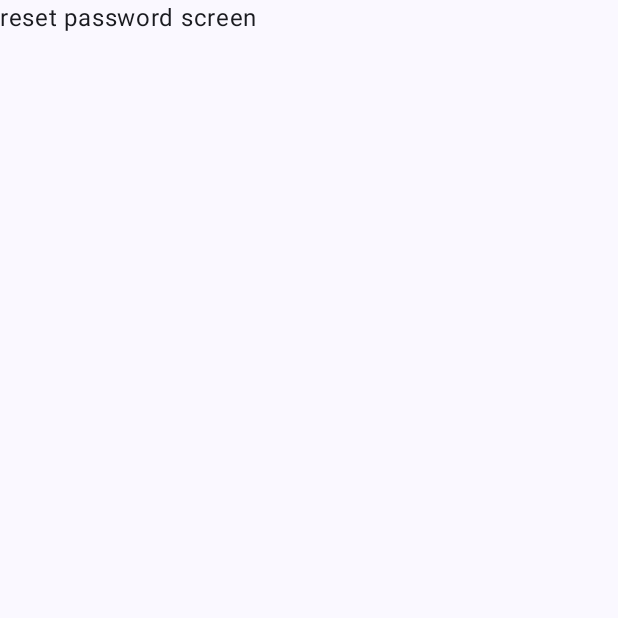
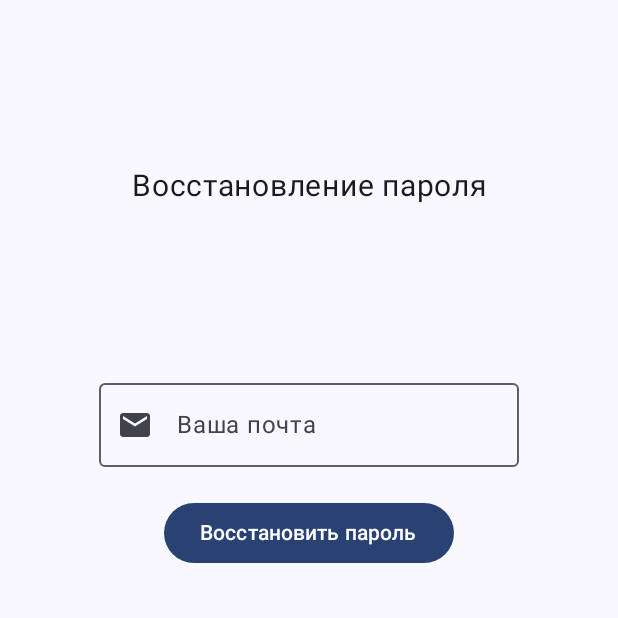
Before and after one commit to kiryuha21/JobSearchPlatformClient, an Android app built with Jetpack Compose: the screen it shows after launch (MainActivity), after a tap on "Восстановить пароль", on a phone screen of 412 x 824 dp, the top half of it. Run offline under Robolectric (Android 15) with nearby library versions, the phone set to English and light mode, and no system bars.

Commit message:
save before navgraph change

```diff
--- a/app/src/main/AndroidManifest.xml
+++ b/app/src/main/AndroidManifest.xml
@@ -2,6 +2,7 @@
 <manifest xmlns:android="http://schemas.android.com/apk/res/android"
     xmlns:tools="http://schemas.android.com/tools">
 
+    <uses-permission android:name="android.permission.ACCESS_NETWORK_STATE" />
     <uses-permission android:name="android.permission.INTERNET" />
     <application
         android:allowBackup="true"
--- /dev/null
+++ b/app/src/main/java/com/kiryuha21/jobsearchplatformclient/ui/components/ErrorComponent.kt
@@ -0,0 +1,35 @@
+package com.kiryuha21.jobsearchplatformclient.ui.components
+
+import androidx.compose.foundation.Image
+import androidx.compose.foundation.layout.Column
+import androidx.compose.material3.Button
+import androidx.compose.material3.Text
+import androidx.compose.runtime.Composable
+import androidx.compose.ui.Alignment
+import androidx.compose.ui.Modifier
+import androidx.compose.ui.graphics.vector.ImageVector
+
+@Composable
+fun ErrorComponent(image: ImageVector, text: String, modifier: Modifier = Modifier) {
+    Column(modifier = modifier, horizontalAlignment = Alignment.CenterHorizontally) {
+        Image(imageVector = image, contentDescription = text)
+        Text(text = text)
+    }
+}
+
+@Composable
+fun FixableErrorComponent(
+    errorImage: ImageVector,
+    text: String,
+    fixImage: ImageVector,
+    fixFunction: () -> Unit,
+    modifier: Modifier = Modifier
+) {
+    Column(modifier = modifier, horizontalAlignment = Alignment.CenterHorizontally) {
+        Image(imageVector = errorImage, contentDescription = text)
+        Text(text = text)
+        Button(onClick = fixFunction) {
+            Image(imageVector = fixImage, contentDescription = "fix")
+        }
+    }
+}
--- a/app/src/main/java/com/kiryuha21/jobsearchplatformclient/ui/components/ResetPasswordComponent.kt
+++ b/app/src/main/java/com/kiryuha21/jobsearchplatformclient/ui/components/ResetPasswordComponent.kt
@@ -1,8 +1,28 @@
 package com.kiryuha21.jobsearchplatformclient.ui.components
 
+import androidx.compose.foundation.layout.Arrangement
+import androidx.compose.foundation.layout.Column
+import androidx.compose.foundation.layout.padding
+import androidx.compose.material.icons.Icons
+import androidx.compose.material.icons.filled.Email
 import androidx.compose.runtime.Composable
+import androidx.compose.ui.Alignment
+import androidx.compose.ui.Modifier
+import androidx.compose.ui.unit.dp
 
 @Composable
-fun ResetPasswordComponent() {
+fun ResetPasswordForm(onReset: () -> Unit, modifier: Modifier = Modifier) {
+    Column(
+        modifier = modifier,
+        horizontalAlignment = Alignment.CenterHorizontally,
+        verticalArrangement = Arrangement.Top
+    ) {
+        DefaultTextField(icon = Icons.Filled.Email, placeholder = "Ваша почта")
+        DefaultButton(
+            text = "Восстановить пароль",
+            onClick = onReset,
+            modifier = Modifier.padding(top = 20.dp)
+        )
+    }
 
 }
--- a/app/src/main/java/com/kiryuha21/jobsearchplatformclient/ui/components/TextFields.kt
+++ b/app/src/main/java/com/kiryuha21/jobsearchplatformclient/ui/components/TextFields.kt
@@ -1,5 +1,6 @@
 package com.kiryuha21.jobsearchplatformclient.ui.components
 
+import androidx.compose.foundation.layout.Box
 import androidx.compose.foundation.text.KeyboardOptions
 import androidx.compose.material.icons.Icons
 import androidx.compose.material.icons.filled.Visibility
@@ -13,11 +14,28 @@ import androidx.compose.runtime.getValue
 import androidx.compose.runtime.mutableStateOf
 import androidx.compose.runtime.remember
 import androidx.compose.runtime.setValue
+import androidx.compose.ui.Alignment
 import androidx.compose.ui.Modifier
 import androidx.compose.ui.graphics.vector.ImageVector
+import androidx.compose.ui.text.font.FontFamily
 import androidx.compose.ui.text.input.KeyboardType
 import androidx.compose.ui.text.input.PasswordVisualTransformation
 import androidx.compose.ui.text.input.VisualTransformation
+import androidx.compose.ui.unit.sp
+
+@Composable
+fun Title(text: String, modifier: Modifier = Modifier) {
+    Box(
+        contentAlignment = Alignment.Center,
+        modifier = modifier
+    ) {
+        Text(
+            text = text,
+            fontFamily = FontFamily.SansSerif,
+            fontSize = 20.sp
+        )
+    }
+}
 
 @Composable
 fun DefaultTextField(icon: ImageVector, placeholder: String, modifier: Modifier = Modifier) {
@@ -31,7 +49,7 @@ fun DefaultTextField(icon: ImageVector, placeholder: String, modifier: Modifier
         label = { Text(placeholder) },
         leadingIcon = { Icon(imageVector = icon, contentDescription = "icon") },
         onValueChange = { text = it },
-        placeholder = { Text(text=placeholder) },
+        placeholder = { Text(text = placeholder) },
     )
 }
 
@@ -45,7 +63,7 @@ fun PasswordTextField(icon: ImageVector, placeholder: String, modifier: Modifier
         modifier = modifier,
         label = { Text(placeholder) },
         onValueChange = { text = it },
-        placeholder = { Text(text=placeholder) },
+        placeholder = { Text(text = placeholder) },
         leadingIcon = { Icon(imageVector = icon, contentDescription = "icon") },
         keyboardOptions = KeyboardOptions(keyboardType = KeyboardType.Password),
         visualTransformation = if (visible) VisualTransformation.None else PasswordVisualTransformation(),
--- /dev/null
+++ b/app/src/main/java/com/kiryuha21/jobsearchplatformclient/ui/contract/AuthContract.kt
@@ -0,0 +1,25 @@
+package com.kiryuha21.jobsearchplatformclient.ui.contract
+
+import com.kiryuha21.jobsearchplatformclient.ui.viewmodel.ViewIntent
+import com.kiryuha21.jobsearchplatformclient.ui.viewmodel.ViewState
+
+class AuthContract {
+    sealed class AuthState: ViewState {
+        object Loading: AuthState()
+        object InternetError: AuthState()
+        object OnLogIn: AuthState()
+        object OnSignUp: AuthState()
+        object OnResetPassword: AuthState()
+    }
+
+    sealed class AuthIntent: ViewIntent {
+        object NavigateToLogin: AuthIntent()
+        data class LogIn(val login: String, val password: String) : AuthIntent()
+
+        object NavigateToResetPassword: AuthIntent()
+        data class ResetPassword(val login: String) : AuthIntent()
+
+        object NavigateToSignUp: AuthIntent()
+        data class SignUp(val login: String, val password: String) : AuthIntent()
+    }
+}
--- a/app/src/main/java/com/kiryuha21/jobsearchplatformclient/ui/navigation/NavigationController.kt
+++ b/app/src/main/java/com/kiryuha21/jobsearchplatformclient/ui/navigation/NavigationController.kt
@@ -9,6 +9,7 @@ import com.kiryuha21.jobsearchplatformclient.ui.screens.HomeScreen
 import com.kiryuha21.jobsearchplatformclient.ui.screens.LogInScreen
 import com.kiryuha21.jobsearchplatformclient.ui.screens.ResetPasswordScreen
 import com.kiryuha21.jobsearchplatformclient.ui.screens.SignUpScreen
+import com.kiryuha21.jobsearchplatformclient.ui.viewmodel.AuthViewModel
 
 @Composable
 fun NavigationController() {
@@ -22,17 +23,15 @@ fun NavigationController() {
                 startDestination = LogIn,
                 route = route
             ) {
+                val viewModel = AuthViewModel(navController)
                 composable(LogIn, enterTransition = enterAnimation()) {
-                    LogInScreen(
-                        authViewModel = it.sharedViewModel(navController = navController),
-                        navController = navController
-                    )
+                    LogInScreen(viewModel = viewModel)
                 }
                 composable(SignUp, enterTransition = enterAnimation()) {
-                    SignUpScreen(authViewModel = it.sharedViewModel(navController = navController))
+                    SignUpScreen(viewModel = viewModel)
                 }
                 composable(ResetPassword, enterTransition = enterAnimation()) {
-                    ResetPasswordScreen(authViewModel = it.sharedViewModel(navController = navController))
+                    ResetPasswordScreen(viewModel = viewModel)
                 }
             }
         }
--- a/app/src/main/java/com/kiryuha21/jobsearchplatformclient/ui/screens/LogInScreen.kt
+++ b/app/src/main/java/com/kiryuha21/jobsearchplatformclient/ui/screens/LogInScreen.kt
@@ -1,62 +1,78 @@
 package com.kiryuha21.jobsearchplatformclient.ui.screens
 
-import androidx.compose.foundation.layout.Box
+import android.widget.Toast
 import androidx.compose.foundation.layout.Column
 import androidx.compose.foundation.layout.fillMaxHeight
 import androidx.compose.foundation.layout.fillMaxSize
 import androidx.compose.foundation.layout.fillMaxWidth
-import androidx.compose.material3.Text
+import androidx.compose.material.icons.Icons
+import androidx.compose.material.icons.filled.Error
 import androidx.compose.runtime.Composable
 import androidx.compose.runtime.getValue
 import androidx.compose.ui.Alignment
 import androidx.compose.ui.Modifier
+import androidx.compose.ui.platform.LocalContext
 import androidx.compose.ui.tooling.preview.Preview
 import androidx.lifecycle.viewmodel.compose.viewModel
-import androidx.navigation.NavController
-import androidx.navigation.compose.rememberNavController
+import com.kiryuha21.jobsearchplatformclient.R
+import com.kiryuha21.jobsearchplatformclient.ui.components.ErrorComponent
 import com.kiryuha21.jobsearchplatformclient.ui.components.LoginForm
 import com.kiryuha21.jobsearchplatformclient.ui.components.NotSignedUpHelper
-import com.kiryuha21.jobsearchplatformclient.ui.navigation.NavigationGraph
+import com.kiryuha21.jobsearchplatformclient.ui.components.Title
+import com.kiryuha21.jobsearchplatformclient.ui.contract.AuthContract
 import com.kiryuha21.jobsearchplatformclient.ui.viewmodel.AuthViewModel
 
 @Composable
-fun LogInScreen(authViewModel: AuthViewModel, navController: NavController) {
-    val state by authViewModel.state
+fun LogInScreen(viewModel: AuthViewModel) {
+    val state by viewModel.viewState
 
     Column(
         horizontalAlignment = Alignment.CenterHorizontally,
         modifier = Modifier.fillMaxSize()
     ) {
-        Box(
-            contentAlignment = Alignment.Center,
+        Title(
+            text = "Платформа для поиска работы",
             modifier = Modifier
                 .fillMaxWidth()
                 .fillMaxHeight(0.4f)
-        ) {
-            Text(
-                text = "Платформа для поиска работы",
+        )
+        when (state) {
+            is AuthContract.AuthState.OnLogIn -> {
+                LoginForm(
+                    onLogin = {
+                        viewModel.processIntent(
+                            AuthContract.AuthIntent.LogIn(
+                                viewModel.email.value,
+                                viewModel.password.value
+                            )
+                        )
+                    },
+                    onResetPassword = {
+                        viewModel.processIntent(AuthContract.AuthIntent.NavigateToResetPassword)
+                    })
+                NotSignedUpHelper(
+                    onClick = { viewModel.processIntent(AuthContract.AuthIntent.NavigateToSignUp) },
+                    modifier = Modifier.fillMaxHeight()
+                )
+            }
+
+            is AuthContract.AuthState.InternetError -> Toast.makeText(
+                LocalContext.current,
+                R.string.no_internet_connection,
+                Toast.LENGTH_SHORT
+            ).show()
+
+            else -> ErrorComponent(
+                image = Icons.Filled.Error,
+                text = "State machine error",
+                modifier = Modifier.fillMaxWidth()
             )
         }
-        LoginForm(
-            onLogin = {
-                // TODO: here should be credential check
-                navController.navigate(NavigationGraph.MainApp.route ) {
-                    popUpTo(NavigationGraph.Authentication.route) {
-                        inclusive = true
-                    }
-                }
-            },
-            onResetPassword = { navController.navigate(NavigationGraph.Authentication.ResetPassword) }
-        )
-        NotSignedUpHelper(
-            onClick = { navController.navigate(NavigationGraph.Authentication.SignUp) },
-            modifier = Modifier.fillMaxHeight()
-        )
     }
 }
 
 @Preview(showSystemUi = true, showBackground = true)
 @Composable
 fun LoginScreenPreview() {
-    LogInScreen(authViewModel = viewModel(), navController = rememberNavController())
+    LogInScreen(viewModel = viewModel())
 }
--- a/app/src/main/java/com/kiryuha21/jobsearchplatformclient/ui/screens/ResetPasswordScreen.kt
+++ b/app/src/main/java/com/kiryuha21/jobsearchplatformclient/ui/screens/ResetPasswordScreen.kt
@@ -1,13 +1,68 @@
 package com.kiryuha21.jobsearchplatformclient.ui.screens
 
-import androidx.compose.material3.Text
+import android.widget.Toast
+import androidx.compose.foundation.layout.Column
+import androidx.compose.foundation.layout.fillMaxHeight
+import androidx.compose.foundation.layout.fillMaxSize
+import androidx.compose.foundation.layout.fillMaxWidth
+import androidx.compose.material.icons.Icons
+import androidx.compose.material.icons.filled.Error
 import androidx.compose.runtime.Composable
 import androidx.compose.runtime.getValue
+import androidx.compose.ui.Modifier
+import androidx.compose.ui.platform.LocalContext
+import androidx.compose.ui.tooling.preview.Preview
+import androidx.lifecycle.viewmodel.compose.viewModel
+import com.kiryuha21.jobsearchplatformclient.R
+import com.kiryuha21.jobsearchplatformclient.ui.components.ErrorComponent
+import com.kiryuha21.jobsearchplatformclient.ui.components.ResetPasswordForm
+import com.kiryuha21.jobsearchplatformclient.ui.components.Title
+import com.kiryuha21.jobsearchplatformclient.ui.contract.AuthContract
 import com.kiryuha21.jobsearchplatformclient.ui.viewmodel.AuthViewModel
 
 @Composable
-fun ResetPasswordScreen(authViewModel: AuthViewModel) {
-    val state by authViewModel.state
+fun ResetPasswordScreen(viewModel: AuthViewModel) {
+    val state by viewModel.viewState
 
-    Text(text = "reset password screen")
+    Column(
+        modifier = Modifier.fillMaxSize()
+    ) {
+        Title(
+            text = "Восстановление пароля",
+            modifier = Modifier
+                .fillMaxWidth()
+                .fillMaxHeight(0.3f)
+        )
+        when (state) {
+            AuthContract.AuthState.OnResetPassword -> ResetPasswordForm(
+                onReset = {
+                    viewModel.processIntent(
+                        AuthContract.AuthIntent.ResetPassword(viewModel.email.value)
+                    )
+                },
+                modifier = Modifier
+                    .fillMaxHeight()
+                    .fillMaxWidth()
+            )
+
+            AuthContract.AuthState.InternetError -> Toast.makeText(
+                LocalContext.current,
+                R.string.no_internet_connection,
+                Toast.LENGTH_SHORT
+            ).show()
+
+            else -> ErrorComponent(
+                image = Icons.Filled.Error,
+                text = "State machine error",
+                modifier = Modifier.fillMaxWidth()
+            )
+        }
+
+    }
 }
+
+@Preview(showBackground = true)
+@Composable
+fun resetPasswordScreenPreview() {
+    ResetPasswordScreen(viewModel = viewModel())
+}
--- a/app/src/main/java/com/kiryuha21/jobsearchplatformclient/ui/viewmodel/AuthViewModel.kt
+++ b/app/src/main/java/com/kiryuha21/jobsearchplatformclient/ui/viewmodel/AuthViewModel.kt
@@ -1,20 +1,38 @@
 package com.kiryuha21.jobsearchplatformclient.ui.viewmodel
 
-import androidx.compose.runtime.State
-import androidx.lifecycle.ViewModel
 import androidx.compose.runtime.mutableStateOf
-import com.kiryuha21.jobsearchplatformclient.ui.intent.AuthIntent
-import com.kiryuha21.jobsearchplatformclient.ui.viewstate.AuthState
+import androidx.navigation.NavController
+import com.kiryuha21.jobsearchplatformclient.ui.contract.AuthContract
+import com.kiryuha21.jobsearchplatformclient.ui.navigation.NavigationGraph
 
-class AuthViewModel : ViewModel() {
-    private val _state = mutableStateOf<AuthState>(AuthState.OnLogIn)
-    val state: State<AuthState> = _state
+class AuthViewModel(private val navController: NavController) :
+    BaseViewModel<AuthContract.AuthIntent, AuthContract.AuthState>() {
+    var email = mutableStateOf("")
+    var name = mutableStateOf("")
+    var surname = mutableStateOf("")
+    var password = mutableStateOf("")
+    override fun initialState(): AuthContract.AuthState {
+        return AuthContract.AuthState.OnLogIn
+    }
 
-    fun processIntent(intent: AuthIntent) {
+    override fun processIntent(intent: ViewIntent) {
         when (intent) {
-            is AuthIntent.LogIn -> tryLogIn(intent.login, intent.password)
-            is AuthIntent.SignUp -> createNewUser(intent.login, intent.password)
-            is AuthIntent.ResetPassword -> resetPassword(intent.login)
+            is AuthContract.AuthIntent.NavigateToLogin -> {
+                navController.navigate(NavigationGraph.Authentication.LogIn)
+                _viewState.value = AuthContract.AuthState.OnLogIn
+            }
+            is AuthContract.AuthIntent.NavigateToResetPassword -> {
+                navController.navigate(NavigationGraph.Authentication.ResetPassword)
+                _viewState.value = AuthContract.AuthState.OnResetPassword
+            }
+            is AuthContract.AuthIntent.NavigateToSignUp -> {
+                navController.navigate(NavigationGraph.Authentication.SignUp)
+                _viewState.value = AuthContract.AuthState.OnSignUp
+            }
+
+            is AuthContract.AuthIntent.LogIn -> tryLogIn(intent.login, intent.password)
+            is AuthContract.AuthIntent.SignUp -> createNewUser(intent.login, intent.password)
+            is AuthContract.AuthIntent.ResetPassword -> resetPassword(intent.login)
         }
     }
 
--- /dev/null
+++ b/app/src/main/java/com/kiryuha21/jobsearchplatformclient/ui/viewmodel/BaseViewModel.kt
@@ -0,0 +1,18 @@
+package com.kiryuha21.jobsearchplatformclient.ui.viewmodel
+
+import androidx.compose.runtime.MutableState
+import androidx.compose.runtime.State
+import androidx.compose.runtime.mutableStateOf
+import androidx.lifecycle.ViewModel
+
+interface ViewState
+interface ViewIntent
+
+abstract class BaseViewModel<UserIntent: ViewIntent, UiState: ViewState> : ViewModel() {
+    protected abstract fun initialState(): UiState
+    abstract fun processIntent(intent: ViewIntent)
+
+    private val initialState: UiState by lazy { initialState() }
+    protected val _viewState: MutableState<UiState> = mutableStateOf(initialState)
+    val viewState: State<UiState> = _viewState
+}
--- a/app/src/main/java/com/kiryuha21/jobsearchplatformclient/ui/viewstate/AuthState.kt
+++ /dev/null
@@ -1,8 +0,0 @@
-package com.kiryuha21.jobsearchplatformclient.ui.viewstate
-
-sealed class AuthState {
-    object Loading: AuthState()
-    object OnLogIn: AuthState()
-    object OnSignUp: AuthState()
-    object OnResetPassword: AuthState()
-}
--- a/app/src/main/res/values/strings.xml
+++ b/app/src/main/res/values/strings.xml
@@ -1,3 +1,4 @@
 <resources>
     <string name="app_name">JobSearchPlatformClient</string>
+    <string name="no_internet_connection">Нет подключения к интернету!</string>
 </resources>
--- a/build.gradle.kts
+++ b/build.gradle.kts
@@ -1,5 +1,5 @@
 // Top-level build file where you can add configuration options common to all sub-projects/modules.
 plugins {
-    id("com.android.application") version "8.1.2" apply false
+    id("com.android.application") version "8.2.0" apply false
     id("org.jetbrains.kotlin.android") version "1.8.10" apply false
 }
```
Also changed, not shown: app/src/main/java/com/kiryuha21/jobsearchplatformclient/data/network/ConnectionManager.kt (added, +21 -0 lines), app/src/main/java/com/kiryuha21/jobsearchplatformclient/ui/intent/AuthIntent.kt (deleted, +0 -12 lines), app/src/main/java/com/kiryuha21/jobsearchplatformclient/ui/screens/SignUpScreen.kt (+39 -14 lines), gradle/wrapper/gradle-wrapper.properties.
